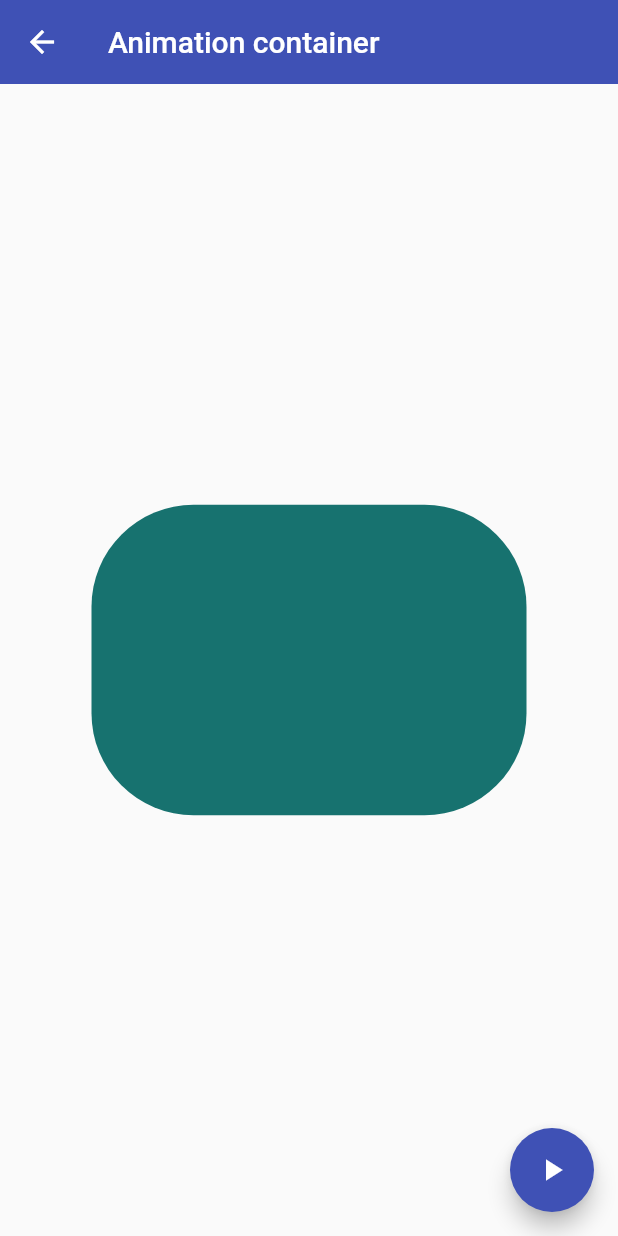
After one commit to Hcnc100/SimpleScreens, a Flutter app: the AnimationScreen screen opened by its route, after a tap on the "play arrow" icon, on a phone screen of 412 x 824 dp. The commit adds this screen. Run offline on Flutter 3.47's test engine with Material 2 defaults, Android fonts, the phone set to English and light mode, and no system bars.

Commit message:
adding animation screen

```diff
--- a/lib/router/app_routes.dart
+++ b/lib/router/app_routes.dart
@@ -1,5 +1,6 @@
 import 'package:flutter/material.dart';
 import 'package:screens/models/destination.dart';
+import 'package:screens/screens/animation_screen.dart';
 import 'package:screens/screens/avatar_screen.dart';
 import 'package:screens/screens/screens.dart';
 
@@ -25,7 +26,12 @@ class AppRouters {
         route: "avatar",
         icon: Icons.home,
         name: "AvatarScreen",
-        screen: const AvatarScreen())
+        screen: const AvatarScreen()),
+    Destination(
+        route: "animation",
+        icon: Icons.home,
+        name: "AnimationScreen",
+        screen: const AnimationScreen())
   ];
 
   static Map<String, Widget Function(BuildContext)> get routers {
--- /dev/null
+++ b/lib/screens/animation_screen.dart
@@ -0,0 +1,77 @@
+import 'dart:math';
+
+import 'package:flutter/material.dart';
+import 'package:flutter/rendering.dart';
+
+class AnimationScreen extends StatefulWidget {
+  const AnimationScreen({Key? key}) : super(key: key);
+
+  @override
+  State<AnimationScreen> createState() => _AnimationScreenState();
+}
+
+class _AnimationScreenState extends State<AnimationScreen> {
+  double _width = 50;
+  double _heigth = 50;
+  Color _color = Colors.red;
+  BorderRadiusGeometry _borderRadiusGeometry = BorderRadius.circular(10);
+
+  @override
+  Widget build(BuildContext context) {
+    return Scaffold(
+      appBar: AppBar(title: const Text("Animation container")),
+      body: AnimationBody(
+          width: _width,
+          heigth: _heigth,
+          color: _color,
+          borderRadiusGeometry: _borderRadiusGeometry),
+      floatingActionButton: FloatingActionButton(
+        onPressed: _changeShape,
+        child: const Icon(Icons.play_arrow),
+      ),
+    );
+  }
+
+  void _changeShape() {
+    setState(() {
+      final ramdom = Random();
+      _width = ramdom.nextInt(300).toDouble() + 70;
+      _heigth = ramdom.nextInt(300).toDouble() + 70;
+      _color = Color.fromRGBO(
+          ramdom.nextInt(255), ramdom.nextInt(255), ramdom.nextInt(255), 1);
+      _borderRadiusGeometry = BorderRadius.circular(ramdom.nextInt(100) + 10);
+    });
+  }
+}
+
+class AnimationBody extends StatelessWidget {
+  const AnimationBody({
+    Key? key,
+    required double width,
+    required double heigth,
+    required Color color,
+    required BorderRadiusGeometry borderRadiusGeometry,
+  })  : _width = width,
+        _heigth = heigth,
+        _color = color,
+        _borderRadiusGeometry = borderRadiusGeometry,
+        super(key: key);
+
+  final double _width;
+  final double _heigth;
+  final Color _color;
+  final BorderRadiusGeometry _borderRadiusGeometry;
+
+  @override
+  Widget build(BuildContext context) {
+    return Center(
+        child: AnimatedContainer(
+      duration: const Duration(milliseconds: 400),
+      curve: Curves.easeOutCubic,
+      width: _width,
+      height: _heigth,
+      decoration:
+          BoxDecoration(color: _color, borderRadius: _borderRadiusGeometry),
+    ));
+  }
+}
```
